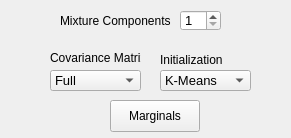
First picture: the form in _AlgorithmsPlugins/GMM/paramsGMMcluster.ui, repository b4silio/MLDemos, before the edit.
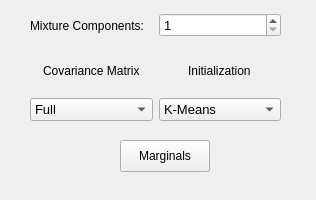
Second picture: the form after the edit.

Commit message: Clustering no longer crahses when button Optimise is pressed for K-means, Model-selection metric computation fixed for k-means, Clustering and PCAFaces ui were changes

The edit to the form file:
```diff
--- a/_AlgorithmsPlugins/GMM/paramsGMMcluster.ui
+++ b/_AlgorithmsPlugins/GMM/paramsGMMcluster.ui
@@ -6,20 +6,20 @@
    <rect>
     <x>0</x>
     <y>0</y>
-    <width>291</width>
-    <height>138</height>
+    <width>316</width>
+    <height>200</height>
    </rect>
   </property>
   <property name="windowTitle">
    <string>Form</string>
   </property>
-  <widget class="QLabel" name="label_7">
+  <widget class="QPushButton" name="marginalsButton">
    <property name="geometry">
     <rect>
-     <x>160</x>
-     <y>50</y>
-     <width>71</width>
-     <height>20</height>
+     <x>120</x>
+     <y>140</y>
+     <width>90</width>
+     <height>32</height>
     </rect>
    </property>
    <property name="font">
@@ -28,18 +28,33 @@
     </font>
    </property>
    <property name="text">
-    <string>Initialization</string>
+    <string>Marginals</string>
    </property>
   </widget>
+  <widget class="QWidget" name="">
+   <property name="geometry">
+    <rect>
+     <x>30</x>
+     <y>10</y>
+     <width>251</width>
+     <height>31</height>
+    </rect>
+   </property>
+   <layout class="QHBoxLayout" name="horizontalLayout">
+    <item>
+     <widget class="QLabel" name="label_8">
+      <property name="font">
+       <font>
+        <pointsize>9</pointsize>
+       </font>
+      </property>
+      <property name="text">
+       <string>Mixture Components:</string>
+      </property>
+     </widget>
+    </item>
+    <item>
   <widget class="QSpinBox" name="gmmCount">
-   <property name="geometry">
-    <rect>
-     <x>180</x>
-     <y>10</y>
-     <width>41</width>
-     <height>21</height>
-    </rect>
-   </property>
    <property name="font">
     <font>
      <pointsize>10</pointsize>
@@ -58,15 +73,81 @@
     <number>1</number>
    </property>
   </widget>
+    </item>
+   </layout>
+  </widget>
+  <widget class="QWidget" name="">
+   <property name="geometry">
+    <rect>
+     <x>30</x>
+     <y>50</y>
+     <width>251</width>
+     <height>71</height>
+    </rect>
+   </property>
+   <layout class="QHBoxLayout" name="horizontalLayout_2">
+    <item>
+     <layout class="QVBoxLayout" name="verticalLayout">
+      <item alignment="Qt::AlignHCenter">
+       <widget class="QLabel" name="label_6">
+        <property name="font">
+         <font>
+          <pointsize>9</pointsize>
+         </font>
+        </property>
+        <property name="text">
+         <string>Covariance Matrix</string>
+        </property>
+       </widget>
+      </item>
+      <item>
+       <widget class="QComboBox" name="gmmCovarianceCombo">
+        <property name="font">
+         <font>
+          <pointsize>10</pointsize>
+         </font>
+        </property>
+        <property name="toolTip">
+         <string>Covariance Matrix type</string>
+        </property>
+        <property name="currentIndex">
+         <number>0</number>
+        </property>
+        <item>
+         <property name="text">
+          <string>Full</string>
+         </property>
+        </item>
+        <item>
+         <property name="text">
+          <string>Diagonal</string>
+         </property>
+        </item>
+        <item>
+         <property name="text">
+          <string>Spherical</string>
+         </property>
+        </item>
+       </widget>
+      </item>
+     </layout>
+    </item>
+    <item>
+     <layout class="QVBoxLayout" name="verticalLayout_2">
+      <item alignment="Qt::AlignHCenter">
+       <widget class="QLabel" name="label_7">
+        <property name="font">
+         <font>
+          <pointsize>9</pointsize>
+         </font>
+        </property>
+        <property name="text">
+         <string>Initialization</string>
+        </property>
+       </widget>
+      </item>
+      <item>
   <widget class="QComboBox" name="gmmInitCombo">
-   <property name="geometry">
-    <rect>
-     <x>160</x>
-     <y>70</y>
-     <width>91</width>
-     <height>21</height>
-    </rect>
-   </property>
    <property name="font">
     <font>
      <pointsize>10</pointsize>
@@ -97,95 +178,10 @@
     </property>
    </item>
   </widget>
-  <widget class="QLabel" name="label_6">
-   <property name="geometry">
-    <rect>
-     <x>50</x>
-     <y>48</y>
-     <width>91</width>
-     <height>20</height>
-    </rect>
-   </property>
-   <property name="font">
-    <font>
-     <pointsize>9</pointsize>
-    </font>
-   </property>
-   <property name="text">
-    <string>Covariance Matrix</string>
-   </property>
-  </widget>
-  <widget class="QLabel" name="label_8">
-   <property name="geometry">
-    <rect>
-     <x>60</x>
-     <y>10</y>
-     <width>111</width>
-     <height>21</height>
-    </rect>
-   </property>
-   <property name="font">
-    <font>
-     <pointsize>9</pointsize>
-    </font>
-   </property>
-   <property name="text">
-    <string>Mixture Components</string>
-   </property>
-  </widget>
-  <widget class="QComboBox" name="gmmCovarianceCombo">
-   <property name="geometry">
-    <rect>
-     <x>50</x>
-     <y>70</y>
-     <width>91</width>
-     <height>21</height>
-    </rect>
-   </property>
-   <property name="font">
-    <font>
-     <pointsize>10</pointsize>
-    </font>
-   </property>
-   <property name="toolTip">
-    <string>Covariance Matrix type</string>
-   </property>
-   <property name="currentIndex">
-    <number>0</number>
-   </property>
-   <item>
-    <property name="text">
-     <string>Full</string>
-    </property>
-   </item>
-   <item>
-    <property name="text">
-     <string>Diagonal</string>
-    </property>
-   </item>
-   <item>
-    <property name="text">
-     <string>Spherical</string>
-    </property>
-   </item>
-  </widget>
-  <widget class="QPushButton" name="marginalsButton">
-   <property name="geometry">
-    <rect>
-     <x>110</x>
-     <y>100</y>
-     <width>90</width>
-     <height>32</height>
-    </rect>
-   </property>
-   <property name="font">
-    <font>
-     <pointsize>9</pointsize>
-    </font>
-   </property>
-   <property name="text">
-    <string>Marginals</string>
-   </property>
+      </item>
+     </layout>
+    </item>
+   </layout>
   </widget>
  </widget>
  <resources/>
```
Lines whose indentation alone changed are shown as unchanged. The commit also changes 6 other files.
